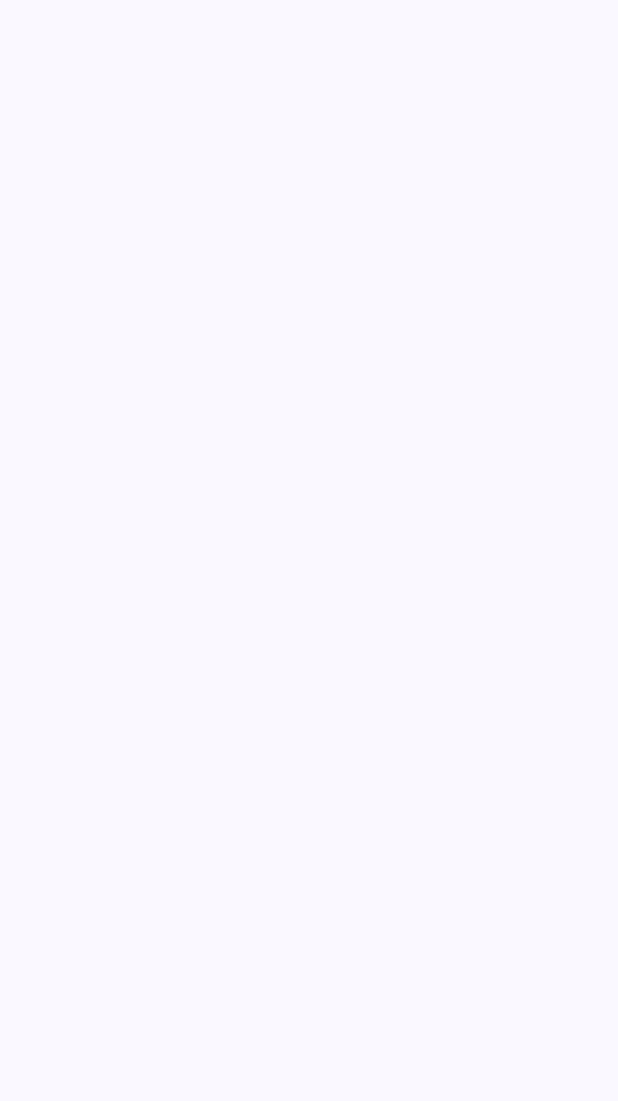
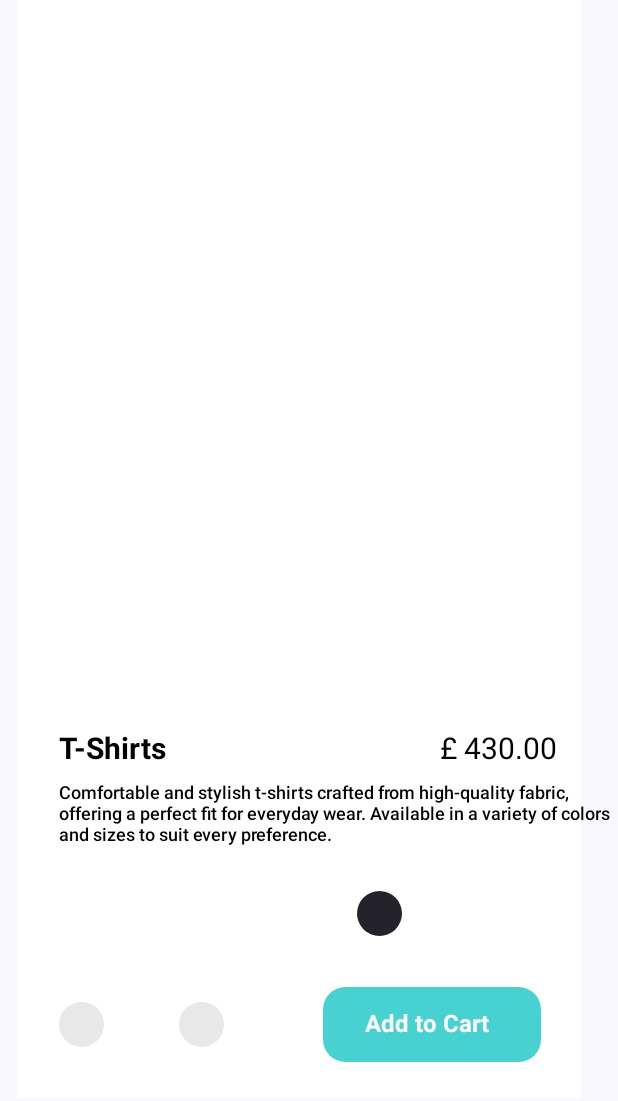
Before and after one commit to ram2105-star/fashionhub, an Android app built with Jetpack Compose: the DetailsPageActivity screen opened directly, with no data from a screen before it, on a phone screen of 412 x 824 dp. Before the commit the part shown is empty. Shown: the top 1101 px of the screen. Run offline under Robolectric (Android 15) with nearby library versions, the phone set to English and light mode, and no system bars.

Commit message:
Info Activity1

```diff
--- a/app/src/main/java/com/fashionhub/venkatasai/ItemInfoActivity.kt
+++ b/app/src/main/java/com/fashionhub/venkatasai/ItemInfoActivity.kt
@@ -51,7 +51,110 @@ class DetailsPageActivity : ComponentActivity() {
 
 @Composable
 fun Greeting(name: String, modifier: Modifier = Modifier) {
-   //info
+    Box(
+        modifier = modifier
+            .requiredWidth(width = 360.dp)
+            .requiredHeight(height = 640.dp)
+            .background(color = Color.White)
+    ) {
+        Box(
+            modifier = Modifier
+                .align(alignment = Alignment.TopStart)
+                .offset(x = (-7).dp,
+                    y = (-86).dp)
+                .requiredWidth(width = 375.dp)
+                .requiredHeight(height = 812.dp)
+                .background(color = Color.White)
+        ) {
+            //1
+            Text(
+                text = "£ 430.00",
+                color = Color.Black,
+                style = TextStyle(
+                    fontSize = 20.sp),
+                modifier = Modifier
+                    .align(alignment = Alignment.TopStart)
+                    .offset(x = 281.dp,
+                        y = 567.dp))
+            Text(
+                text = "T-Shirts",
+                color = Color.Black,
+                style = TextStyle(
+                    fontSize = 20.sp,
+                    fontWeight = FontWeight.Bold),
+                modifier = Modifier
+                    .align(alignment = Alignment.TopStart)
+                    .offset(x = 27.dp,
+                        y = 567.dp))
+
+            Text(
+                text = "Comfortable and stylish t-shirts crafted from high-quality fabric, offering a perfect fit for everyday wear. Available in a variety of colors and sizes to suit every preference.",
+                color = Color.Black,
+
+//                textDecoration = TextDecoration.Underline,
+                style = TextStyle(
+                    fontSize = 12.sp,
+                    fontWeight = FontWeight.Medium),
+                modifier = Modifier
+                    .align(alignment = Alignment.TopStart)
+                    .offset(x = 27.dp,
+                        y = 601.dp))
+
+            Box(
+                modifier = Modifier
+                    .align(alignment = Alignment.TopStart)
+                    .offset(x = 226.dp,
+                        y = 674.dp)
+                    .requiredSize(size = 30.dp)
+                    .clip(shape = CircleShape)
+                    .background(color = Color(0xff24232b)))
+            Box(
+                modifier = Modifier
+                    .align(alignment = Alignment.TopStart)
+                    .offset(x = 27.dp,
+                        y = 748.dp)
+                    .requiredSize(size = 30.dp)
+                    .clip(shape = CircleShape)
+                    .background(color = Color(0xffe8e8e8)))
+            Box(
+                modifier = Modifier
+                    .align(alignment = Alignment.TopStart)
+                    .offset(x = 107.dp,
+                        y = 748.dp)
+                    .requiredSize(size = 30.dp)
+                    .clip(shape = CircleShape)
+                    .background(color = Color(0xffe8e8e8)))
+            //2
+            val localContext = LocalContext.current
+            Box(
+                modifier = Modifier
+                    .align(alignment = Alignment.TopStart)
+                    .offset(x = 203.dp,
+                        y = 738.dp)
+                    .requiredWidth(width = 145.dp)
+                    .requiredHeight(height = 50.dp)
+                    .clip(shape = RoundedCornerShape(15.dp))
+                    .background(color = Color(0xFF48D1D1))
+                    .clickable {
+                        localContext.startActivity(
+                            Intent(localContext, AddtoCartActivity::class.java)
+                        )
+                    }
+            )
+            Text(
+                text = "Add to Cart",
+                color = Color.White,
+                style = TextStyle(
+                    fontSize = 16.sp,
+                    fontWeight = FontWeight.Bold),
+                modifier = Modifier
+                    .align(alignment = Alignment.TopStart)
+                    .offset(x = 231.dp,
+                        y = 753.dp))
+        }
+    }
+
+
 }
 
 @Preview(showBackground = true)
```
Also changed, not shown: app/src/main/java/com/fashionhub/venkatasai/screens/MainScreen.kt (line endings or trailing spaces).
